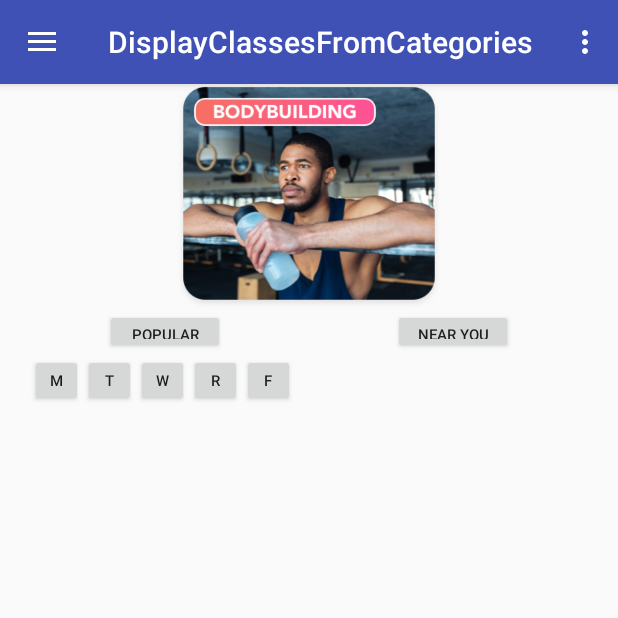
After one commit to marcjaklis/FYP, an Android app: the DisplayClassesFromCategories screen opened directly, with no data from a screen before it, on a phone screen of 412 x 824 dp, the top half of it. The commit adds this screen. Run offline under Robolectric (Android 15) with nearby library versions, the phone set to English and light mode, and no system bars.

Commit message:
Basic Page for diplaying classes in categories page

```diff
--- a/app/build.gradle
+++ b/app/build.gradle
@@ -48,4 +48,5 @@ dependencies {
 
 
 
+
 apply plugin: 'com.google.gms.google-services'
--- a/app/src/main/AndroidManifest.xml
+++ b/app/src/main/AndroidManifest.xml
@@ -32,6 +32,10 @@
         <activity
             android:name=".Categories"
             android:label="@string/title_activity_categories"
+            android:theme="@style/AppTheme.NoActionBar" />
+        <activity
+            android:name=".DisplayClassesFromCategories"
+            android:label="@string/title_activity_display_classes_from_categories"
             android:theme="@style/AppTheme.NoActionBar"></activity>
     </application>
 
--- a/app/src/main/java/com/example/fypgymapp/Categories.java
+++ b/app/src/main/java/com/example/fypgymapp/Categories.java
@@ -38,6 +38,7 @@ public class Categories extends AppCompatActivity
     private final String TAG = "Ryan";
     DatabaseReference databaseReference;
     public ArrayList<MyCategory> myCategories;
+    android.widget.ListView myList;
 
     @Override
     protected void onCreate(Bundle savedInstanceState) {
@@ -81,7 +82,13 @@ public class Categories extends AppCompatActivity
                             url = snapshot.child("image").getValue().toString();
                             Log.d(TAG, "Link is: " +url);
 
-                            MyCategory temp = new MyCategory(url, name);
+
+                            String urlBigPicture;
+                            urlBigPicture = snapshot.child("bigimage").getValue().toString();
+
+
+
+                            MyCategory temp = new MyCategory(name, url, urlBigPicture);
                             myCategories.add(temp);
                         }
                         ///////////// Code to convert ArrayList to Array of MyCategory
@@ -93,19 +100,8 @@ public class Categories extends AppCompatActivity
 
                         /// Now generate the list of Imagebuttons
                         ListAdapter myAdapter = new CustomAdapterCategories(Categories.this,list);
-                        android.widget.ListView myList = (android.widget.ListView) findViewById(R.id.categoriesList);
+                        myList = (android.widget.ListView) findViewById(R.id.categoriesList);
                         myList.setAdapter(myAdapter);
-
-                        myList.setOnItemClickListener(
-                                new AdapterView.OnItemClickListener() {
-                                    @Override
-                                    public void onItemClick(AdapterView<?> parent, View view, int position, long id) {
-                                        MyCategory temporary = (MyCategory) parent.getItemAtPosition(position);
-                                        String name = temporary.name;
-                                        Toast.makeText(Categories.this, name, Toast.LENGTH_LONG).show();
-                                    }
-                                }
-                        );
 
 
 
@@ -118,6 +114,18 @@ public class Categories extends AppCompatActivity
                         //handle databaseError
                     }
                 });
+
+        /* myList.setOnItemClickListener(
+                new AdapterView.OnItemClickListener() {
+                    @Override
+                    public void onItemClick(AdapterView<?> parent, View view, int position, long id) {
+                        Log.d(TAG,"Is Clicked");
+                        MyCategory temporary = (MyCategory) parent.getItemAtPosition(position);
+                        String name = temporary.name;
+                        Toast.makeText(Categories.this, "Name is: "+name, Toast.LENGTH_LONG).show();
+                    }
+                }
+        );*/
 
 
 
--- a/app/src/main/java/com/example/fypgymapp/CustomAdapterCategories.java
+++ b/app/src/main/java/com/example/fypgymapp/CustomAdapterCategories.java
@@ -1,8 +1,10 @@
 package com.example.fypgymapp;
 
 import android.content.Context;
+import android.content.Intent;
 import android.support.annotation.NonNull;
 import android.support.annotation.Nullable;
+import android.util.Log;
 import android.view.LayoutInflater;
 import android.view.View;
 import android.view.ViewGroup;
@@ -10,6 +12,7 @@ import android.widget.ArrayAdapter;
 import android.widget.ImageButton;
 import android.widget.ImageView;
 import android.widget.TextView;
+import android.widget.Toast;
 
 import com.squareup.picasso.Picasso;
 
@@ -23,6 +26,8 @@ public class CustomAdapterCategories extends ArrayAdapter<MyCategory> {
         super(context, R.layout.view_categories, resource);
     }
 
+    public final String TAG = "Ryan: ";
+
     @NonNull
     @Override
     public View getView(int position, @Nullable View convertView, @NonNull ViewGroup parent) {
@@ -33,13 +38,26 @@ public class CustomAdapterCategories extends ArrayAdapter<MyCategory> {
 
         ImageButton imageButton = (ImageButton) customView.findViewById(R.id.imagebutton2);
 
-        MyCategory current = getItem(position);
+        final MyCategory current = getItem(position);
 
         String url=current.url;
+
 
         imageButton.setBackground(null);
         Picasso.with(this.getContext()).load(url)
                 .placeholder(R.mipmap.ic_launcher).fit().centerCrop().into(imageButton);
+        Log.d(TAG, "Image loaded");
+
+        imageButton.setOnClickListener(new View.OnClickListener() {
+            @Override
+            public void onClick(View v) {
+
+                Log.d(TAG,current.name + " is Clicked");
+                Intent i = new Intent(getContext().getApplicationContext(), DisplayClassesFromCategories.class);
+                getContext().getApplicationContext().startActivity(i);
+
+            }
+        });
 
         return customView;
     }
--- /dev/null
+++ b/app/src/main/java/com/example/fypgymapp/DisplayClassesFromCategories.java
@@ -0,0 +1,98 @@
+package com.example.fypgymapp;
+
+import android.content.Intent;
+import android.os.Bundle;
+import android.support.design.widget.FloatingActionButton;
+import android.support.design.widget.Snackbar;
+import android.view.View;
+import android.support.design.widget.NavigationView;
+import android.support.v4.view.GravityCompat;
+import android.support.v4.widget.DrawerLayout;
+import android.support.v7.app.ActionBarDrawerToggle;
+import android.support.v7.app.AppCompatActivity;
+import android.support.v7.widget.Toolbar;
+import android.view.Menu;
+import android.view.MenuItem;
+
+public class DisplayClassesFromCategories extends AppCompatActivity
+        implements NavigationView.OnNavigationItemSelectedListener {
+
+    ////////////// For Navigation //////////
+    DrawerLayout drawer;
+    NavigationView navigationView;
+    Toolbar toolbar=null;
+    ////////////// End Of For Navigation /////////
+
+    @Override
+    protected void onCreate(Bundle savedInstanceState) {
+        super.onCreate(savedInstanceState);
+        setContentView(R.layout.activity_display_classes_from_categories);
+        Toolbar toolbar = (Toolbar) findViewById(R.id.toolbar);
+        setSupportActionBar(toolbar);
+
+
+        drawer = (DrawerLayout) findViewById(R.id.drawer_layout);
+        ActionBarDrawerToggle toggle = new ActionBarDrawerToggle(
+                this, drawer, toolbar, R.string.navigation_drawer_open, R.string.navigation_drawer_close);
+        drawer.setDrawerListener(toggle);
+        toggle.syncState();
+
+        navigationView = (NavigationView) findViewById(R.id.nav_view);
+        navigationView.setNavigationItemSelectedListener(this);
+    }
+
+    @Override
+    public void onBackPressed() {
+        DrawerLayout drawer = (DrawerLayout) findViewById(R.id.drawer_layout);
+        if (drawer.isDrawerOpen(GravityCompat.START)) {
+            drawer.closeDrawer(GravityCompat.START);
+        } else {
+            super.onBackPressed();
+        }
+    }
+
+    @Override
+    public boolean onCreateOptionsMenu(Menu menu) {
+        // Inflate the menu; this adds items to the action bar if it is present.
+        getMenuInflater().inflate(R.menu.featured, menu);
+        return true;
+    }
+
+    @Override
+    public boolean onOptionsItemSelected(MenuItem item) {
+        // Handle action bar item clicks here. The action bar will
+        // automatically handle clicks on the Home/Up button, so long
+        // as you specify a parent activity in AndroidManifest.xml.
+        int id = item.getItemId();
+
+        //noinspection SimplifiableIfStatement
+        if (id == R.id.action_settings) {
+            return true;
+        }
+
+        return super.onOptionsItemSelected(item);
+    }
+
+    @SuppressWarnings("StatementWithEmptyBody")
+    @Override
+    public boolean onNavigationItemSelected(MenuItem item) {
+        // Handle navigation view item clicks here.
+        int id = item.getItemId();
+
+        switch (id){
+            case R.id.nav_featured:
+                Intent h = new Intent(DisplayClassesFromCategories.this, Featured.class);
+                startActivity(h);
+                break;
+            case R.id.nav_categories:
+                Intent i = new Intent(DisplayClassesFromCategories.this, Categories.class);
+                startActivity(i);
+                break;
+
+        }
+
+        DrawerLayout drawer = (DrawerLayout) findViewById(R.id.drawer_layout);
+        drawer.closeDrawer(GravityCompat.START);
+        return true;
+    }
+}
--- a/app/src/main/java/com/example/fypgymapp/MyCategory.java
+++ b/app/src/main/java/com/example/fypgymapp/MyCategory.java
@@ -10,12 +10,13 @@ public class MyCategory {
 
     public String name;
     public String url;
+    public String urlBigPicture;
 
 
-    public MyCategory(String url, String name) {
+
+    public MyCategory(String name, String url, String urlBigPicture) {
+        this.name = name;
         this.url = url;
-        this.name = name;
+        this.urlBigPicture = urlBigPicture;
     }
-
-
 }
--- /dev/null
+++ b/app/src/main/res/layout/activity_display_classes_from_categories.xml
@@ -0,0 +1,25 @@
+<?xml version="1.0" encoding="utf-8"?>
+<android.support.v4.widget.DrawerLayout xmlns:android="http://schemas.android.com/apk/res/android"
+    xmlns:app="http://schemas.android.com/apk/res-auto"
+    xmlns:tools="http://schemas.android.com/tools"
+    android:id="@+id/drawer_layout"
+    android:layout_width="match_parent"
+    android:layout_height="match_parent"
+    android:fitsSystemWindows="true"
+    tools:openDrawer="start">
+
+    <include
+        layout="@layout/app_bar_display_classes_from_categories"
+        android:layout_width="match_parent"
+        android:layout_height="match_parent" />
+
+    <android.support.design.widget.NavigationView
+        android:id="@+id/nav_view"
+        android:layout_width="wrap_content"
+        android:layout_height="match_parent"
+        android:layout_gravity="start"
+        android:fitsSystemWindows="true"
+        app:headerLayout="@layout/nav_header_featured"
+        app:menu="@menu/activity_featured_drawer" />
+
+</android.support.v4.widget.DrawerLayout>
--- /dev/null
+++ b/app/src/main/res/layout/app_bar_display_classes_from_categories.xml
@@ -0,0 +1,25 @@
+<?xml version="1.0" encoding="utf-8"?>
+<android.support.design.widget.CoordinatorLayout xmlns:android="http://schemas.android.com/apk/res/android"
+    xmlns:app="http://schemas.android.com/apk/res-auto"
+    xmlns:tools="http://schemas.android.com/tools"
+    android:layout_width="match_parent"
+    android:layout_height="match_parent"
+    tools:context="com.example.fypgymapp.DisplayClassesFromCategories">
+
+    <android.support.design.widget.AppBarLayout
+        android:layout_width="match_parent"
+        android:layout_height="wrap_content"
+        android:theme="@style/AppTheme.AppBarOverlay">
+
+        <android.support.v7.widget.Toolbar
+            android:id="@+id/toolbar"
+            android:layout_width="match_parent"
+            android:layout_height="?attr/actionBarSize"
+            android:background="?attr/colorPrimary"
+            app:popupTheme="@style/AppTheme.PopupOverlay" />
+
+    </android.support.design.widget.AppBarLayout>
+
+    <include layout="@layout/content_display_classes_from_categories" />
+
+</android.support.design.widget.CoordinatorLayout>
--- /dev/null
+++ b/app/src/main/res/layout/content_display_classes_from_categories.xml
@@ -0,0 +1,103 @@
+<?xml version="1.0" encoding="utf-8"?>
+<RelativeLayout xmlns:android="http://schemas.android.com/apk/res/android"
+    xmlns:app="http://schemas.android.com/apk/res-auto"
+    xmlns:tools="http://schemas.android.com/tools"
+    android:layout_width="match_parent"
+    android:layout_height="match_parent"
+    app:layout_behavior="@string/appbar_scrolling_view_behavior"
+    tools:context="com.example.fypgymapp.DisplayClassesFromCategories"
+    tools:showIn="@layout/app_bar_display_classes_from_categories"
+    android:weightSum="1">
+
+    <ImageView
+        android:id="@+id/CategoryPic"
+        android:layout_width="match_parent"
+        android:layout_height="150dp"
+        android:layout_weight="1"
+        app:srcCompat="@drawable/bodybuildingfeatured" />
+
+    <RelativeLayout
+        android:layout_width="match_parent"
+        android:layout_height="wrap_content"
+        android:orientation="horizontal"
+        android:layout_alignParentStart="true"
+        android:layout_below="@id/CategoryPic"
+        android:id="@+id/relativeLayout">
+
+
+
+        <Button
+            android:id="@+id/popularButton"
+            android:layout_width="80dp"
+            android:layout_height="30dp"
+            android:text="@string/near_you"
+            android:textSize="10sp"
+            android:layout_alignParentTop="true"
+            android:layout_alignParentEnd="true"
+            android:layout_marginEnd="70dp" />
+
+        <Button
+            android:id="@+id/nearYouButton"
+            android:layout_width="80dp"
+            android:layout_height="30dp"
+            android:text="@string/popular"
+            android:layout_marginStart="70dp"
+            android:textSize="10sp"
+            android:layout_alignParentTop="true"
+            android:layout_alignParentStart="true" />
+
+        <Button
+            android:layout_width="35dp"
+            android:layout_height="35dp"
+            android:textSize="10sp"
+            android:text="M"
+            android:id="@+id/monday"
+            android:layout_below="@+id/popularButton"
+            android:layout_marginStart="20dp" />
+
+        <Button
+            android:layout_width="35dp"
+            android:layout_height="35dp"
+            android:textSize="10sp"
+            android:text="T"
+            android:id="@+id/tuesday"
+            android:layout_below="@+id/popularButton"
+            android:layout_toRightOf="@+id/monday" />
+
+        <Button
+            android:layout_width="35dp"
+            android:layout_height="35dp"
+            android:textSize="10sp"
+            android:text="W"
+            android:id="@+id/wednesday"
+            android:layout_below="@+id/popularButton"
+            android:layout_toRightOf="@+id/tuesday" />
+
+        <Button
+            android:layout_width="35dp"
+            android:layout_height="35dp"
+            android:textSize="10sp"
+            android:text="R"
+            android:id="@+id/thursday"
+            android:layout_below="@+id/popularButton"
+            android:layout_toRightOf="@+id/wednesday" />
+
+        <Button
+            android:layout_width="35dp"
+            android:layout_height="35dp"
+            android:textSize="10sp"
+            android:text="F"
+            android:id="@+id/friday"
+            android:layout_below="@+id/popularButton"
+            android:layout_toRightOf="@+id/thursday" />
+
+
+    </RelativeLayout>
+
+    <ExpandableListView
+        android:layout_width="match_parent"
+        android:layout_height="match_parent"
+        android:layout_alignParentStart="true"
+        android:layout_below="@+id/relativeLayout" />
+
+</RelativeLayout>
--- a/app/src/main/res/layout/view_categories.xml
+++ b/app/src/main/res/layout/view_categories.xml
@@ -6,6 +6,6 @@
     <ImageButton
         android:id="@+id/imagebutton2"
         android:layout_width="match_parent"
-        android:layout_height="wrap_content"
+        android:layout_height="100dp"
         android:text="Button" />
 </LinearLayout>
--- a/app/src/main/res/values/strings.xml
+++ b/app/src/main/res/values/strings.xml
@@ -19,4 +19,8 @@
     <string name="featured">Featured</string>
     <string name="categories">Categories</string>
     <string name="fyp">FYP</string>
+    <string name="title_activity_display_classes_from_categories">DisplayClassesFromCategories
+    </string>
+    <string name="popular">Popular</string>
+    <string name="near_you">Near You</string>
 </resources>
```
